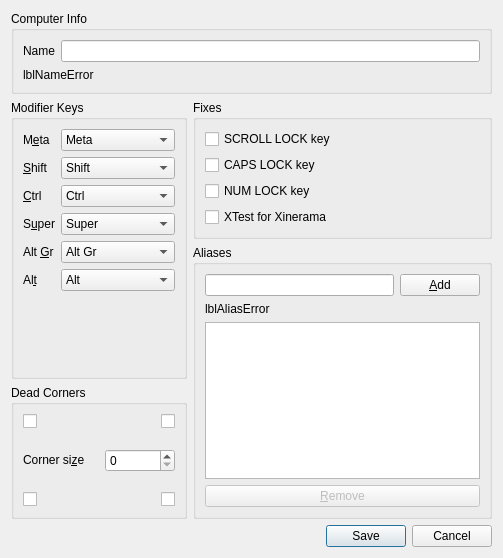
deskflow/deskflow, file src/lib/gui/dialogs/ScreenSettingsDialog.ui: the form before one commit.
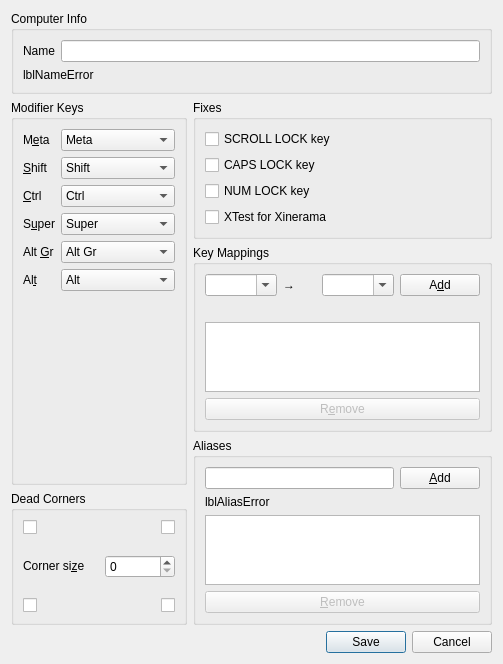
The form after the commit.

Commit message:
feat(keymap): add per-screen key mappings
Rewrite modifier masks and suppress repeats when mappings cross modifier boundaries.

Diff of the .ui file:
```diff
--- a/src/lib/gui/dialogs/ScreenSettingsDialog.ui
+++ b/src/lib/gui/dialogs/ScreenSettingsDialog.ui
@@ -606,6 +606,79 @@
          </layout>
         </widget>
        </item>
+       <item>
+        <widget class="QGroupBox" name="groupKeyMappings">
+         <property name="sizePolicy">
+          <sizepolicy hsizetype="Preferred" vsizetype="Expanding">
+           <horstretch>0</horstretch>
+           <verstretch>0</verstretch>
+          </sizepolicy>
+         </property>
+         <property name="title">
+          <string>Key Mappings</string>
+         </property>
+         <layout class="QVBoxLayout" name="verticalLayoutKeyMappings">
+          <item>
+           <layout class="QHBoxLayout" name="horizontalLayoutAddMapping">
+            <item>
+             <widget class="QComboBox" name="comboMapFrom">
+              <property name="editable">
+               <bool>true</bool>
+              </property>
+              <property name="toolTip">
+               <string>Key arriving from this computer.</string>
+              </property>
+             </widget>
+            </item>
+            <item>
+             <widget class="QLabel" name="lblMapArrow">
+              <property name="text">
+               <string notr="true">→</string>
+              </property>
+             </widget>
+            </item>
+            <item>
+             <widget class="QComboBox" name="comboMapTo">
+              <property name="editable">
+               <bool>true</bool>
+              </property>
+              <property name="toolTip">
+               <string>Key sent to this screen instead.</string>
+              </property>
+             </widget>
+            </item>
+            <item>
+             <widget class="QPushButton" name="btnAddMapping">
+              <property name="text">
+               <string>A&amp;dd</string>
+              </property>
+             </widget>
+            </item>
+           </layout>
+          </item>
+          <item>
+           <widget class="QLabel" name="lblMappingError">
+            <property name="text">
+             <string notr="true"/>
+            </property>
+           </widget>
+          </item>
+          <item>
+           <widget class="QListWidget" name="listKeyMappings"/>
+          </item>
+          <item>
+           <widget class="QPushButton" name="btnRemoveMapping">
+            <property name="enabled">
+             <bool>false</bool>
+            </property>
+            <property name="text">
+             <string>R&amp;emove</string>
+            </property>
+           </widget>
+          </item>
+         </layout>
+        </widget>
+       </item>
        <item>
         <widget class="QGroupBox" name="groupAliases">
          <property name="sizePolicy">
```
The commit also changes 12 other files.
